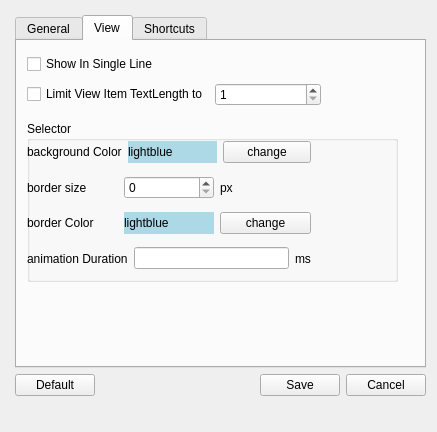
Old version of the form views/settingswindow.ui in the repository rusith/genius.
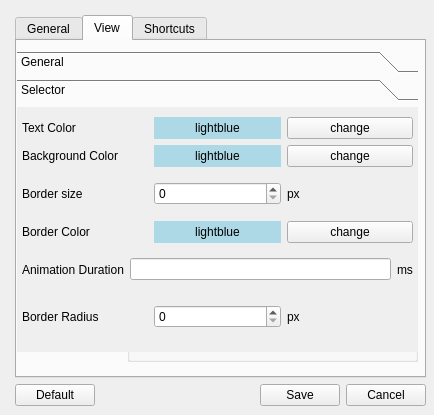
New version of the form. The open tabs and pages were chosen to show the change. Icons and pictures are not drawn.

```diff
--- a/views/settingswindow.ui
+++ b/views/settingswindow.ui
@@ -6,8 +6,8 @@
    <rect>
     <x>0</x>
     <y>0</y>
-    <width>437</width>
-    <height>432</height>
+    <width>434</width>
+    <height>415</height>
    </rect>
   </property>
   <property name="windowTitle">
@@ -24,7 +24,7 @@
       <x>10</x>
       <y>10</y>
       <width>421</width>
-      <height>391</height>
+      <height>401</height>
      </rect>
     </property>
     <layout class="QVBoxLayout" name="verticalLayout_2">
@@ -152,13 +152,50 @@
         <attribute name="title">
          <string>View</string>
         </attribute>
-        <widget class="QWidget" name="layoutWidget">
+        <widget class="QGroupBox" name="groupBox">
          <property name="geometry">
           <rect>
-           <x>10</x>
+           <x>110</x>
+           <y>90</y>
+           <width>291</width>
+           <height>231</height>
+          </rect>
+         </property>
+         <property name="title">
+          <string>Selector</string>
+         </property>
+        </widget>
+        <widget class="QToolBox" name="toolBox">
+         <property name="geometry">
+          <rect>
+           <x>0</x>
            <y>10</y>
-           <width>294</width>
-           <height>59</height>
+           <width>401</width>
+           <height>301</height>
+          </rect>
+         </property>
+         <property name="currentIndex">
+          <number>0</number>
+         </property>
+         <widget class="QWidget" name="page">
+          <property name="geometry">
+           <rect>
+            <x>0</x>
+            <y>0</y>
+            <width>401</width>
+            <height>239</height>
+           </rect>
+          </property>
+          <attribute name="label">
+           <string>General</string>
+          </attribute>
+          <widget class="QWidget" name="layoutWidget">
+           <property name="geometry">
+            <rect>
+             <x>0</x>
+             <y>0</y>
+             <width>401</width>
+             <height>111</height>
           </rect>
          </property>
          <layout class="QVBoxLayout" name="VL3">
@@ -180,7 +217,7 @@
                <string>&lt;html&gt;&lt;head/&gt;&lt;body&gt;&lt;p&gt;limit charactor length of items &lt;/p&gt;&lt;/body&gt;&lt;/html&gt;</string>
               </property>
               <property name="text">
-               <string>Limit View Item TextLength to</string>
+                 <string>Limit View Item Text Length to</string>
               </property>
              </widget>
             </item>
@@ -191,38 +228,144 @@
               </property>
              </widget>
             </item>
-           </layout>
-          </item>
-         </layout>
-        </widget>
-        <widget class="QGroupBox" name="groupBox">
+              <item>
+               <spacer name="horizontalSpacer_4">
+                <property name="orientation">
+                 <enum>Qt::Horizontal</enum>
+                </property>
+                <property name="sizeHint" stdset="0">
+                 <size>
+                  <width>40</width>
+                  <height>20</height>
+                 </size>
+                </property>
+               </spacer>
+              </item>
+             </layout>
+            </item>
+            <item>
+             <layout class="QHBoxLayout" name="horizontalLayout_12">
+              <item>
+               <widget class="QLabel" name="label_12">
+                <property name="text">
+                 <string>History Menu Item Limit</string>
+                </property>
+               </widget>
+              </item>
+              <item>
+               <widget class="QSpinBox" name="HistoryMenuLimit">
+                <property name="minimum">
+                 <number>1</number>
+                </property>
+               </widget>
+              </item>
+              <item>
+               <spacer name="horizontalSpacer_3">
+                <property name="orientation">
+                 <enum>Qt::Horizontal</enum>
+                </property>
+                <property name="sizeHint" stdset="0">
+                 <size>
+                  <width>40</width>
+                  <height>20</height>
+                 </size>
+                </property>
+               </spacer>
+              </item>
+             </layout>
+            </item>
+           </layout>
+          </widget>
+         </widget>
+         <widget class="QWidget" name="page_2">
          <property name="geometry">
           <rect>
-           <x>10</x>
-           <y>80</y>
-           <width>371</width>
-           <height>161</height>
-          </rect>
-         </property>
-         <property name="title">
+            <x>0</x>
+            <y>0</y>
+            <width>401</width>
+            <height>239</height>
+           </rect>
+          </property>
+          <attribute name="label">
           <string>Selector</string>
-         </property>
+          </attribute>
          <widget class="QWidget" name="layoutWidget">
           <property name="geometry">
            <rect>
             <x>0</x>
-            <y>20</y>
-            <width>284</width>
-            <height>136</height>
+             <y>5</y>
+             <width>401</width>
+             <height>231</height>
            </rect>
           </property>
           <layout class="QVBoxLayout" name="verticalLayout_3">
+            <property name="leftMargin">
+             <number>5</number>
+            </property>
+            <property name="topMargin">
+             <number>5</number>
+            </property>
+            <property name="rightMargin">
+             <number>5</number>
+            </property>
+            <property name="bottomMargin">
+             <number>5</number>
+            </property>
+            <item>
+             <layout class="QHBoxLayout" name="horizontalLayout_11">
+              <item>
+               <widget class="QLabel" name="label_9">
+                <property name="text">
+                 <string>Text Color</string>
+                </property>
+               </widget>
+              </item>
+              <item>
+               <widget class="QLabel" name="textColorPreview">
+                <property name="styleSheet">
+                 <string notr="true">QLabel{
+	background: lightblue;
+ background-repeat: repeat-y;
+  background-position: left;
+}</string>
+                </property>
+                <property name="frameShadow">
+                 <enum>QFrame::Raised</enum>
+                </property>
+                <property name="text">
+                 <string>lightblue</string>
+                </property>
+                <property name="textFormat">
+                 <enum>Qt::RichText</enum>
+                </property>
+                <property name="scaledContents">
+                 <bool>true</bool>
+                </property>
+                <property name="alignment">
+                 <set>Qt::AlignCenter</set>
+                </property>
+               </widget>
+              </item>
+              <item>
+               <widget class="QPushButton" name="textColorChangeButton">
+                <property name="styleSheet">
+                 <string notr="true">Button{
+background-color:red;
+}</string>
+                </property>
+                <property name="text">
+                 <string>change</string>
+                </property>
+               </widget>
+              </item>
+             </layout>
+            </item>
            <item>
             <layout class="QHBoxLayout" name="horizontalLayout_7">
              <item>
               <widget class="QLabel" name="label_3">
                <property name="text">
-                <string>background Color</string>
+                 <string>Background Color</string>
                </property>
               </widget>
              </item>
@@ -244,6 +387,9 @@
                <property name="scaledContents">
                 <bool>true</bool>
                </property>
+                <property name="alignment">
+                 <set>Qt::AlignCenter</set>
+                </property>
               </widget>
              </item>
              <item>
@@ -265,7 +411,7 @@
              <item>
               <widget class="QLabel" name="label_4">
                <property name="text">
-                <string>border size</string>
+                 <string>Border size</string>
                </property>
               </widget>
              </item>
@@ -290,7 +436,7 @@
              <item>
               <widget class="QLabel" name="label_6">
                <property name="text">
-                <string>border Color</string>
+                 <string>Border Color</string>
                </property>
               </widget>
              </item>
@@ -312,6 +458,9 @@
                <property name="scaledContents">
                 <bool>true</bool>
                </property>
+                <property name="alignment">
+                 <set>Qt::AlignCenter</set>
+                </property>
               </widget>
              </item>
              <item>
@@ -333,7 +482,7 @@
              <item>
               <widget class="QLabel" name="label_7">
                <property name="text">
-                <string>animation Duration</string>
+                 <string>Animation Duration</string>
                </property>
               </widget>
              </item>
@@ -349,7 +498,29 @@
              </item>
             </layout>
            </item>
-          </layout>
+            <item>
+             <layout class="QHBoxLayout" name="horizontalLayout">
+              <item>
+               <widget class="QLabel" name="label_10">
+                <property name="text">
+                 <string>Border Radius</string>
+                </property>
+               </widget>
+              </item>
+              <item>
+               <widget class="QSpinBox" name="BorderRadiusSpinBox"/>
+              </item>
+              <item>
+               <widget class="QLabel" name="label_11">
+                <property name="text">
+                 <string>px</string>
+                </property>
+               </widget>
+              </item>
+             </layout>
+            </item>
+           </layout>
+          </widget>
          </widget>
         </widget>
        </widget>
@@ -380,42 +551,11 @@
            <number>5</number>
           </property>
           <item>
-           <layout class="QHBoxLayout" name="horizontalLayout">
-            <item>
-             <widget class="QCheckBox" name="OpenSelectorCB">
-              <property name="toolTip">
-               <string>&lt;html&gt;&lt;head/&gt;&lt;body&gt;&lt;p&gt;check if you want to enable &lt;span style=&quot; font-weight:600;&quot;&gt;OpenSelector Global Hotkey&lt;/span&gt;&lt;/p&gt;&lt;p&gt;if you press this hotkey, Selector will popup and you can select item to paste from clipboard history&lt;/p&gt;&lt;/body&gt;&lt;/html&gt;</string>
-              </property>
-              <property name="whatsThis">
-               <string/>
-              </property>
+           <widget class="QLabel" name="label">
               <property name="text">
-               <string>Open Selector</string>
-              </property>
-             </widget>
-            </item>
-            <item>
-             <widget class="QKeySequenceEdit" name="openSelector">
-              <property name="toolTip">
-               <string>&lt;html&gt;&lt;head/&gt;&lt;body&gt;&lt;p&gt;hotkey for Open Selector&lt;/p&gt;&lt;/body&gt;&lt;/html&gt;</string>
-              </property>
-             </widget>
-            </item>
-           </layout>
-          </item>
-          <item>
-           <layout class="QHBoxLayout" name="horizontalLayout_11">
-            <item>
-             <widget class="QLabel" name="label_9">
-              <property name="text">
-               <string>      Relese Selector</string>
-              </property>
-             </widget>
-            </item>
-            <item>
-             <widget class="QKeySequenceEdit" name="releseSelector"/>
-            </item>
-           </layout>
+             <string>&lt;html&gt;&lt;head/&gt;&lt;body&gt;&lt;p&gt;&lt;span style=&quot; font-size:9pt; color:#ff0000;&quot;&gt;* restart needed  to take effect &lt;/span&gt;&lt;/p&gt;&lt;/body&gt;&lt;/html&gt;</string>
+            </property>
+           </widget>
           </item>
           <item>
            <layout class="QHBoxLayout" name="horizontalLayout_2">
```
Left out of the diff: 59 changed lines with no effect on the pictures. Lines whose indentation alone changed are shown as unchanged.
